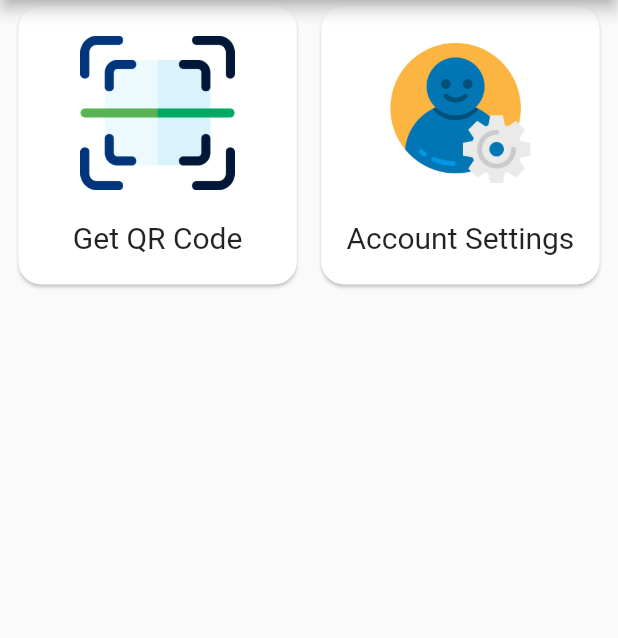
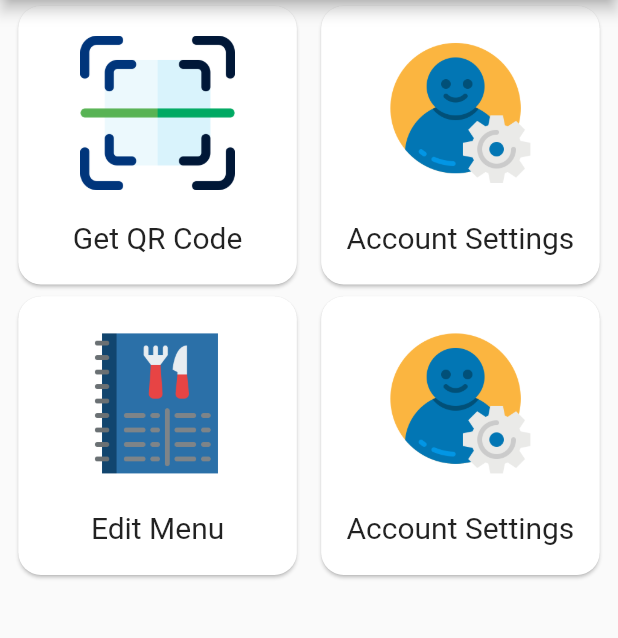
Before and after one commit to yash1200/Petals, a Flutter app: the HomePage screen opened directly, on a phone screen of 412 x 824 dp, the part 84-722 px from its top. Run offline on Flutter 3.47's test engine with Material 2 defaults, Android fonts, the phone set to English and light mode, and no system bars; our stand-ins replace firebase_auth, font_awesome_flutter, permission_handler, qr_flutter; missing offline and left inert: qr_code_scanner; accounts and stored records are empty; network calls fail.

Commit message:
Add menu Added

```diff
--- a/petal_bussiness/lib/Api_calls/ApiCall.dart
+++ b/petal_bussiness/lib/Api_calls/ApiCall.dart
@@ -46,4 +46,5 @@ Future<void> setRestaurant(BuildContext context) async {
   FirebaseUser firebaseUser = await FirebaseAuth.instance.currentUser();
   var response = await http.get(Strings().ownerUrl + firebaseUser.uid);
   provider.setRestaurant(restaurantFromJson(response.body));
+  provider.setMenu(provider.restaurant.menus);
 }
--- a/petal_bussiness/lib/Provider/RestaurantProvider.dart
+++ b/petal_bussiness/lib/Provider/RestaurantProvider.dart
@@ -3,6 +3,7 @@ import 'package:petal_bussiness/Model/Restaurant.dart';
 
 class RestaurantProvider with ChangeNotifier {
   Restaurant _restaurant;
+  List<Menu> _menu;
 
   Restaurant get restaurant => _restaurant;
 
@@ -10,4 +11,16 @@ class RestaurantProvider with ChangeNotifier {
     _restaurant = value;
     notifyListeners();
   }
+
+  List<Menu> get menu => _menu;
+
+  void addMenu(Menu m) {
+    menu.add(m);
+    notifyListeners();
+  }
+
+  void setMenu(List<Menu> value) {
+    _menu = value;
+    notifyListeners();
+  }
 }
--- a/petal_bussiness/lib/main.dart
+++ b/petal_bussiness/lib/main.dart
@@ -5,8 +5,6 @@ import 'package:petal_bussiness/Provider/RestaurantProvider.dart';
 import 'package:petal_bussiness/views/HomePage.dart';
 import 'package:petal_bussiness/views/login/Login.dart';
 import 'package:provider/provider.dart';
-
-import 'Widgets/ConnectionError.dart';
 
 void main() {
   runApp(MyApp());
--- a/petal_bussiness/lib/views/HomePage.dart
+++ b/petal_bussiness/lib/views/HomePage.dart
@@ -2,6 +2,7 @@ import 'package:flutter/material.dart';
 import 'package:petal_bussiness/Api_calls/ApiCall.dart';
 import 'package:petal_bussiness/Widgets/CustomCard.dart';
 import 'package:petal_bussiness/views/AccountSetting.dart';
+import 'package:petal_bussiness/views/EditMenu.dart';
 import 'package:petal_bussiness/views/GetQr.dart';
 
 class HomePage extends StatefulWidget {
@@ -40,6 +41,21 @@ class _HomePageState extends State<HomePage> {
               ),
             ],
           ),
+          Row(
+            mainAxisAlignment: MainAxisAlignment.spaceEvenly,
+            children: [
+              CustomCard(
+                image: "food-delivery.png",
+                text: "Edit Menu",
+                intent: EditMenu(),
+              ),
+              CustomCard(
+                image: "system.png",
+                text: "Account Settings",
+                intent: AccountSetting(),
+              ),
+            ],
+          ),
         ],
       ),
     );
--- a/petal_bussiness/lib/views/login/SignUp.dart
+++ b/petal_bussiness/lib/views/login/SignUp.dart
@@ -44,6 +44,7 @@ class _SignUpState extends State<SignUp> {
               children: [
                 TextFormField(
                   controller: nameController,
+                  textCapitalization: TextCapitalization.words,
                   decoration: InputDecoration(
                     labelText: 'Name',
                     alignLabelWithHint: true,
@@ -62,6 +63,7 @@ class _SignUpState extends State<SignUp> {
                 ),
                 TextFormField(
                   controller: resNameController,
+                  textCapitalization: TextCapitalization.words,
                   decoration: InputDecoration(
                     labelText: 'Restaurant Name',
                     alignLabelWithHint: true,
@@ -80,6 +82,7 @@ class _SignUpState extends State<SignUp> {
                 ),
                 TextFormField(
                   controller: emailController,
+                  keyboardType: TextInputType.emailAddress,
                   decoration: InputDecoration(
                     labelText: 'Email',
                     alignLabelWithHint: true,
```
Also changed, not shown: petal_bussiness/lib/Widgets/addMenuDialog.dart (added, +57 -0 lines), petal_bussiness/lib/views/EditMenu.dart (added, +47 -0 lines), petal_bussiness/assets/food-delivery.png (added), petal_bussiness/pubspec.lock, 19 other files.
